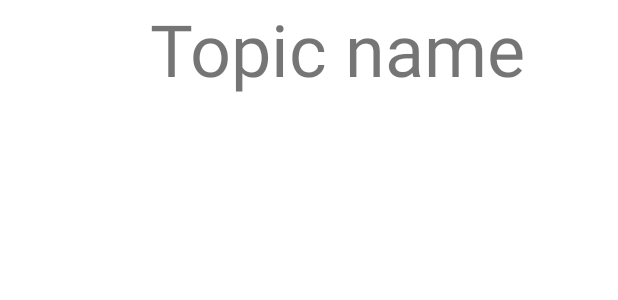
After one commit to limbanga/EnglishLearners, an Android app: the layout listviewitem_topic.xml on its own in the app's theme, with its tools: preview values and no code run, on a phone screen of 412 x 824 dp. The commit adds this screen. Shown: the top 300 px of the screen. Run offline under Robolectric (Android 15) with nearby library versions, the phone set to English and light mode, and no system bars.

Commit message:
reorganize the folder, add list view

```diff
--- a/app/src/main/AndroidManifest.xml
+++ b/app/src/main/AndroidManifest.xml
@@ -13,7 +13,7 @@
         android:networkSecurityConfig="@xml/network_security_config"
         tools:targetApi="31">
         <activity
-            android:name=".LoginActivity"
+            android:name=".Activity.LoginActivity"
             android:exported="true">
             <intent-filter>
                 <action android:name="android.intent.action.MAIN" />
@@ -23,7 +23,7 @@
         </activity>
 
         <activity
-            android:name=".MainActivity"
+            android:name=".Activity.MainActivity"
             android:exported="true">
         </activity>
 
--- a/app/src/main/java/com/example/englishlearners/LoginActivity.kt
+++ b/app/src/main/java/com/example/englishlearners/Activity/LoginActivity.kt
@@ -1,4 +1,4 @@
-package com.example.englishlearners
+package com.example.englishlearners.Activity
 
 import android.content.Context
 import android.content.Intent
@@ -8,6 +8,10 @@ import android.widget.Button
 import android.widget.EditText
 import android.widget.Toast
 import androidx.appcompat.app.AppCompatActivity
+import com.example.englishlearners.Api.RetrofitService
+import com.example.englishlearners.Form.LoginForm
+import com.example.englishlearners.Model.Token
+import com.example.englishlearners.R
 import retrofit2.Call
 import retrofit2.Callback
 import retrofit2.Response
--- a/app/src/main/java/com/example/englishlearners/AuthApi.kt
+++ b/app/src/main/java/com/example/englishlearners/Api/AuthApi.kt
@@ -1,4 +1,6 @@
-package com.example.englishlearners
+package com.example.englishlearners.Api
+import com.example.englishlearners.Form.LoginForm
+import com.example.englishlearners.Model.Token
 import retrofit2.Call
 import retrofit2.http.Body
 import retrofit2.http.POST
--- a/app/src/main/java/com/example/englishlearners/RetrofitService.kt
+++ b/app/src/main/java/com/example/englishlearners/Api/RetrofitService.kt
@@ -1,4 +1,4 @@
-package com.example.englishlearners
+package com.example.englishlearners.Api
 
 import okhttp3.OkHttpClient
 import retrofit2.Retrofit
--- a/app/src/main/java/com/example/englishlearners/TopicApi.kt
+++ b/app/src/main/java/com/example/englishlearners/Api/TopicApi.kt
@@ -1,7 +1,7 @@
-package com.example.englishlearners
+package com.example.englishlearners.Api
 
+import com.example.englishlearners.Model.Topic
 import retrofit2.Call
-import retrofit2.http.Body
 import retrofit2.http.GET
 
 interface TopicApi {
--- a/app/src/main/java/com/example/englishlearners/LoginForm.kt
+++ b/app/src/main/java/com/example/englishlearners/Form/LoginForm.kt
@@ -1,4 +1,4 @@
-package com.example.englishlearners
+package com.example.englishlearners.Form
 
 class LoginForm (
     val username: String,
--- a/app/src/main/java/com/example/englishlearners/Token.kt
+++ b/app/src/main/java/com/example/englishlearners/Model/Token.kt
@@ -1,4 +1,4 @@
-package com.example.englishlearners
+package com.example.englishlearners.Model
 
 class Token (
     val refresh: String,
--- a/app/src/main/java/com/example/englishlearners/Topic.kt
+++ b/app/src/main/java/com/example/englishlearners/Model/Topic.kt
@@ -1,4 +1,4 @@
-package com.example.englishlearners
+package com.example.englishlearners.Model
 import com.google.gson.annotations.SerializedName
 
 class Topic {
--- a/app/src/main/res/layout/activity_login.xml
+++ b/app/src/main/res/layout/activity_login.xml
@@ -5,7 +5,7 @@
     android:layout_width="match_parent"
     android:layout_height="match_parent"
     android:padding="10dp"
-    tools:context=".LoginActivity">
+    tools:context=".Activity.LoginActivity">
 
     <EditText
         android:id="@+id/edit_text_email"
--- /dev/null
+++ b/app/src/main/res/layout/listviewitem_topic.xml
@@ -0,0 +1,18 @@
+<?xml version="1.0" encoding="utf-8"?>
+<LinearLayout xmlns:android="http://schemas.android.com/apk/res/android"
+    android:layout_width="wrap_content"
+    android:layout_height="wrap_content"
+    android:orientation="horizontal">
+
+    <ImageView
+        android:id="@+id/image_topic"
+        android:layout_width="100dp"
+        android:layout_height="100dp"/>
+
+    <TextView
+        android:id="@+id/text_view_topic_title"
+        android:layout_width="wrap_content"
+        android:layout_height="wrap_content"
+        android:textSize="48sp"
+        android:text="Topic name"/>
+</LinearLayout>
```
Also changed, not shown: app/src/main/java/com/example/englishlearners/Activity/MainActivity.kt (renamed from app/src/main/java/com/example/englishlearners/MainActivity.kt, +27 -8 lines), app/src/main/java/com/example/englishlearners/Adapter/TopicAdapter.kt (added, +55 -0 lines), app/src/main/res/layout/activity_main.xml (+6 -11 lines).
